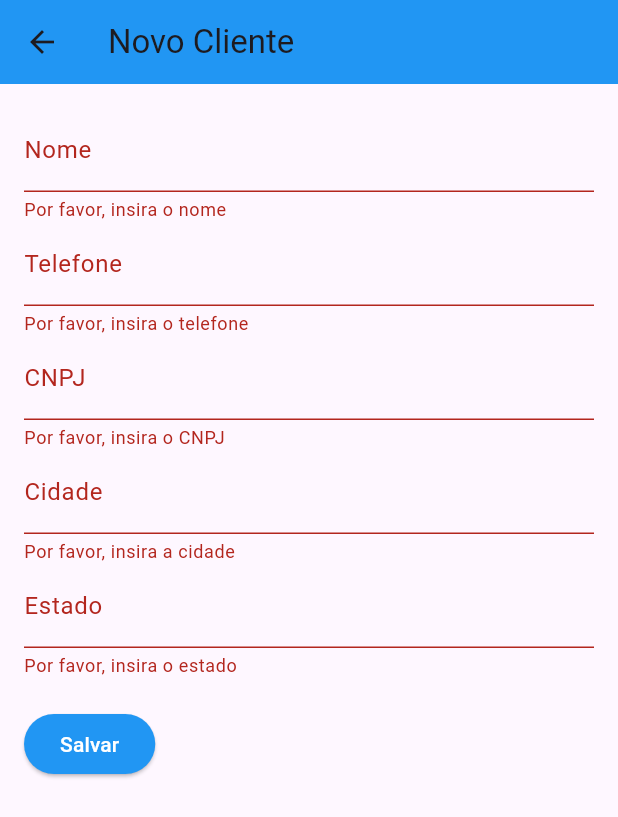
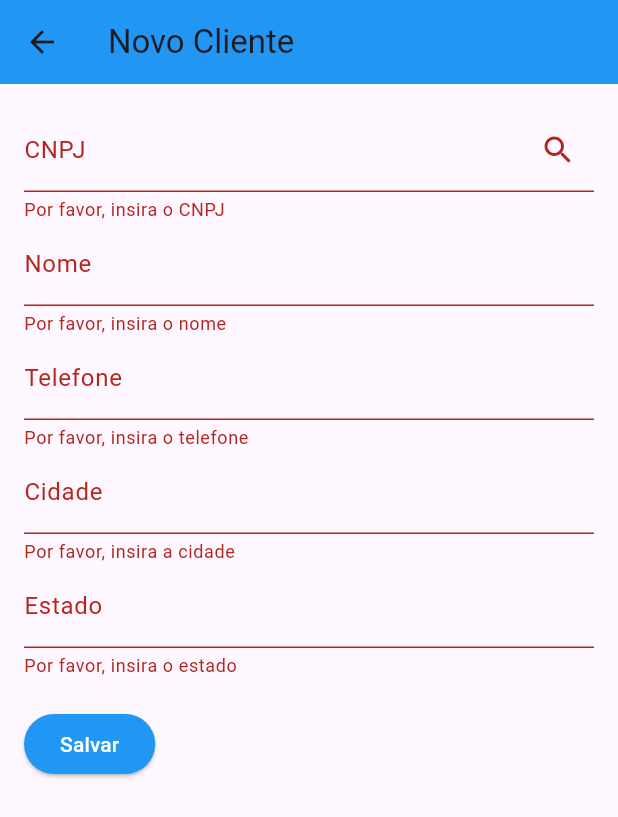
Before and after one commit to AlexandreHausmann/Projeto_Final_Lince_Tech_Academy, a Flutter app: the CustomerFormScreen screen opened by its route, after a tap on "Salvar", on a phone screen of 412 x 824 dp. Shown: the top 817 px of the screen. Run offline on Flutter 3.47's test engine with Material 3 defaults, Android fonts, the phone set to English and light mode, and no system bars; our stand-ins replace image_picker, mask_text_input_formatter, sqflite; accounts and stored records are empty.

Commit message:
adicionado api para CNPJ do cliente

```diff
--- a/final_project_lince_tech_academy/lib/providers/manager_provider.dart
+++ b/final_project_lince_tech_academy/lib/providers/manager_provider.dart
@@ -13,7 +13,6 @@ class ManagerProvider extends ChangeNotifier {
       _managers = fetchedManagers.map((e) => Manager.fromMap(e)).toList();
       notifyListeners();
     }).catchError((error) {
-      print('Error fetching managers: $error');
     });
   }
 
@@ -21,7 +20,6 @@ class ManagerProvider extends ChangeNotifier {
     _dbService.insertManager(manager).then((_) {
       fetchManagers();
     }).catchError((error) {
-      print('Error adding manager: $error');
     });
   }
 
@@ -29,7 +27,6 @@ class ManagerProvider extends ChangeNotifier {
     _dbService.updateManager(manager).then((_) {
       fetchManagers();
     }).catchError((error) {
-      print('Error updating manager: $error');
     });
   }
 
@@ -37,7 +34,6 @@ class ManagerProvider extends ChangeNotifier {
     _dbService.deleteManager(id).then((_) {
       fetchManagers();
     }).catchError((error) {
-      print('Error deleting manager: $error');
     });
   }
 }
--- a/final_project_lince_tech_academy/lib/screens/customer_form_screen.dart
+++ b/final_project_lince_tech_academy/lib/screens/customer_form_screen.dart
@@ -1,4 +1,5 @@
 import 'package:flutter/material.dart';
+import 'package:mask_text_input_formatter/mask_text_input_formatter.dart';
 import 'package:provider/provider.dart';
 import '../providers/customer_provider.dart';
 import '../models/customer.dart';
@@ -20,6 +21,11 @@ class _CustomerFormScreenState extends State<CustomerFormScreen> {
   late String _city;
   late String _state;
 
+  final _cnpjFormatter = MaskTextInputFormatter(
+    mask: '##.###.###/####-##',
+    filter: { "#": RegExp(r'[0-9]') },
+  );
+
   @override
   void initState() {
     super.initState();
@@ -30,16 +36,27 @@ class _CustomerFormScreenState extends State<CustomerFormScreen> {
     _state = widget.customer?.state ?? '';
   }
 
-  void _saveForm() {
+  Future<void> _saveForm() async {
     if (_formKey.currentState!.validate()) {
       _formKey.currentState!.save();
+
+      if (Provider.of<CustomerProvider>(context, listen: false).isCnpjDuplicate(_cnpj) && widget.customer == null) {
+        _showErrorDialog('CNPJ já cadastrado.');
+        return;
+      }
+
+
+
+      try {
+        final fetchedCustomer = await Provider.of<CustomerProvider>(context, listen: false).fetchCustomerData(_cnpj);
+        if (fetchedCustomer != null) {
           final newCustomer = Customer(
             id: widget.customer?.id ?? DateTime.now().millisecondsSinceEpoch,
-        name: _name,
-        phone: _phone,
-        cnpj: _cnpj,
-        city: _city,
-        state: _state,
+            name: fetchedCustomer.name,
+            phone: fetchedCustomer.phone,
+            cnpj: fetchedCustomer.cnpj,
+            city: fetchedCustomer.city,
+            state: fetchedCustomer.state,
           );
 
           if (widget.customer == null) {
@@ -48,8 +65,50 @@ class _CustomerFormScreenState extends State<CustomerFormScreen> {
             Provider.of<CustomerProvider>(context, listen: false).updateCustomer(newCustomer);
           }
           Navigator.pop(context);
-      Navigator.pushNamed(context, '/customers');
+        } else {
+          throw Exception('CNPJ não encontrado.');
         }
+      } catch (error) {
+        _showErrorDialog(error.toString());
+      }
+    }
+  }
+
+  void _fetchCustomerData() async {
+    if (_cnpj.isNotEmpty) {
+      try {
+        final customer = await Provider.of<CustomerProvider>(context, listen: false).fetchCustomerData(_cnpj);
+        if (customer != null) {
+          setState(() {
+            _name = customer.name;
+            _phone = customer.phone;
+            _city = customer.city;
+            _state = customer.state;
+            _cnpj = customer.cnpj;
+          });
+        }
+      } catch (error) {
+        _showErrorDialog(error.toString());
+      }
+    }
+  }
+
+  void _showErrorDialog(String message) {
+    showDialog(
+      context: context,
+      builder: (ctx) => AlertDialog(
+        title: const Text('Erro'),
+        content: Text(message),
+        actions: [
+          TextButton(
+            child: const Text('OK'),
+            onPressed: () {
+              Navigator.of(ctx).pop();
+            },
+          ),
+        ],
+      ),
+    );
   }
 
   @override
@@ -67,8 +126,32 @@ class _CustomerFormScreenState extends State<CustomerFormScreen> {
               crossAxisAlignment: CrossAxisAlignment.start,
               children: <Widget>[
                 TextFormField(
+                  initialValue: _cnpj,
+                  decoration: InputDecoration(
+                    labelText: 'CNPJ',
+                    suffixIcon: IconButton(
+                      icon: const Icon(Icons.search),
+                      onPressed: _fetchCustomerData,
+                    ),
+                  ),
+                  inputFormatters: [_cnpjFormatter],
+                  validator: (value) {
+                    if (value!.isEmpty) {
+                      return 'Por favor, insira o CNPJ';
+                    }
+                    if (value.length != 18) {
+                      return 'CNPJ inválido';
+                    }
+                    return null;
+                  },
+                  onSaved: (value) {
+                    _cnpj = value!;
+                  },
+                  keyboardType: TextInputType.number,
+                ),
+                TextFormField(
                   initialValue: _name,
-                  decoration: InputDecoration(labelText: 'Nome'),
+                  decoration: const InputDecoration(labelText: 'Nome'),
                   validator: (value) {
                     if (value!.isEmpty) {
                       return 'Por favor, insira o nome';
@@ -81,7 +164,7 @@ class _CustomerFormScreenState extends State<CustomerFormScreen> {
                 ),
                 TextFormField(
                   initialValue: _phone,
-                  decoration: InputDecoration(labelText: 'Telefone'),
+                  decoration: const InputDecoration(labelText: 'Telefone'),
                   validator: (value) {
                     if (value!.isEmpty) {
                       return 'Por favor, insira o telefone';
@@ -93,21 +176,8 @@ class _CustomerFormScreenState extends State<CustomerFormScreen> {
                   },
                 ),
                 TextFormField(
-                  initialValue: _cnpj,
-                  decoration: InputDecoration(labelText: 'CNPJ'),
-                  validator: (value) {
-                    if (value!.isEmpty) {
-                      return 'Por favor, insira o CNPJ';
-                    }
-                    return null;
-                  },
-                  onSaved: (value) {
-                    _cnpj = value!;
-                  },
-                ),
-                TextFormField(
                   initialValue: _city,
-                  decoration: InputDecoration(labelText: 'Cidade'),
+                  decoration: const InputDecoration(labelText: 'Cidade'),
                   validator: (value) {
                     if (value!.isEmpty) {
                       return 'Por favor, insira a cidade';
@@ -120,7 +190,7 @@ class _CustomerFormScreenState extends State<CustomerFormScreen> {
                 ),
                 TextFormField(
                   initialValue: _state,
-                  decoration: InputDecoration(labelText: 'Estado'),
+                  decoration: const InputDecoration(labelText: 'Estado'),
                   validator: (value) {
                     if (value!.isEmpty) {
                       return 'Por favor, insira o estado';
--- a/final_project_lince_tech_academy/lib/screens/manager_list_screen.dart
+++ b/final_project_lince_tech_academy/lib/screens/manager_list_screen.dart
@@ -1,7 +1,6 @@
 import 'package:flutter/material.dart';
 import 'package:provider/provider.dart';
 import '../providers/manager_provider.dart';
-import '../models/manager.dart';
 import 'manager_form_screen.dart';
 
 class ManagerListScreen extends StatelessWidget {
@@ -10,7 +9,7 @@ class ManagerListScreen extends StatelessWidget {
   @override
   Widget build(BuildContext context) {
     final managerProvider = Provider.of<ManagerProvider>(context);
-    WidgetsBinding.instance!.addPostFrameCallback((_) {
+    WidgetsBinding.instance.addPostFrameCallback((_) {
       managerProvider.fetchManagers();
     });
 
--- a/final_project_lince_tech_academy/pubspec.yaml
+++ b/final_project_lince_tech_academy/pubspec.yaml
@@ -39,6 +39,7 @@ dependencies:
   http: ^0.13.3
   path_provider: ^2.0.2
   cupertino_icons: ^1.0.6
+  mask_text_input_formatter: ^2.0.0
 
 dev_dependencies:
   flutter_test:
```
Also changed, not shown: final_project_lince_tech_academy/lib/daily.txt (+20 -4 lines), final_project_lince_tech_academy/lib/providers/customer_provider.dart (+44 -6 lines), final_project_lince_tech_academy/lib/screens/customer_list_screen.dart (+4 -4 lines), final_project_lince_tech_academy/lib/screens/manager_form_screen.dart (+6 -6 lines), final_project_lince_tech_academy/lib/screens/rent_form_screen.dart (+7 -7 lines), final_project_lince_tech_academy/lib/screens/vehicle_form_screen.dart (+7 -7 lines), final_project_lince_tech_academy/pubspec.lock, 1 other file. Lines whose indentation alone changed are shown as unchanged.
